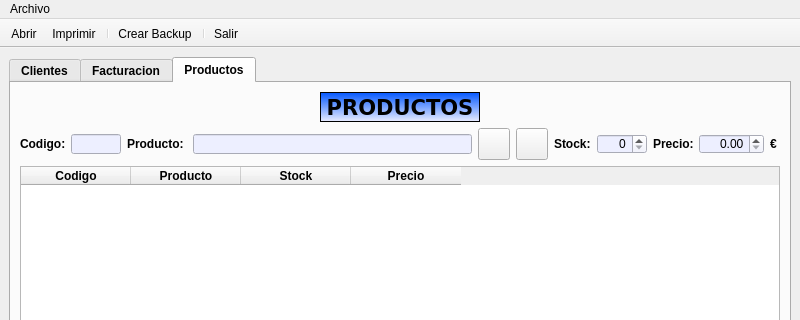
Above: venPrincipal.ui from MelonRodante/MarquezMiguel before the change; both pictures show x 0 to 800 and y 0 to 320 of the 800 by 600 pixel window. Below: the same form after it.
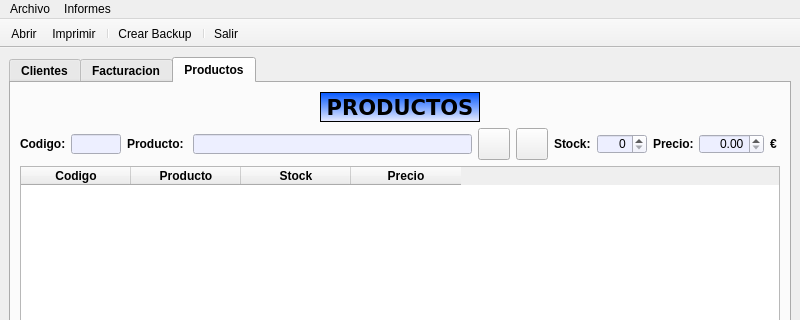
That is the form after the change. Icons and pictures are not drawn.

Commit message: Comenzado el informe de Clientes

Diff of the .ui file:
```diff
--- a/venPrincipal.ui
+++ b/venPrincipal.ui
@@ -1746,7 +1746,15 @@
     <addaction name="separator"/>
     <addaction name="actionSalir"/>
    </widget>
+   <widget class="QMenu" name="menuInformes">
+    <property name="title">
+     <string>Informes</string>
+    </property>
+    <addaction name="actionInforme_Clientes"/>
+    <addaction name="actionInforme_Productos"/>
+   </widget>
    <addaction name="menuArchivo"/>
+   <addaction name="menuInformes"/>
   </widget>
   <widget class="QStatusBar" name="statusbar"/>
   <widget class="QToolBar" name="toolBar">
```
Left out of the diff: 10 changed lines with no effect on the pictures. The commit also changes 4 other files.
